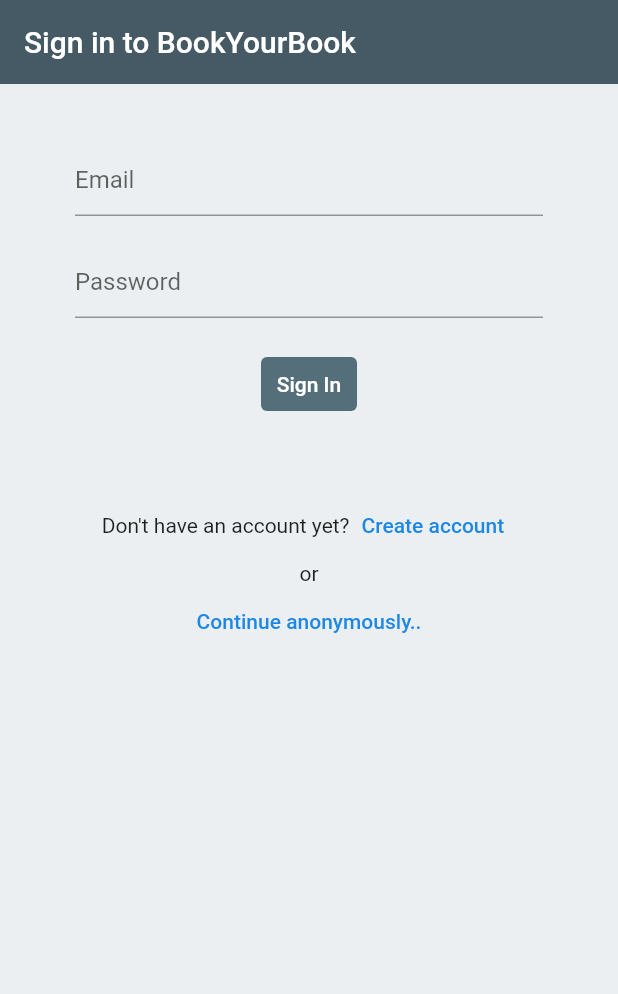
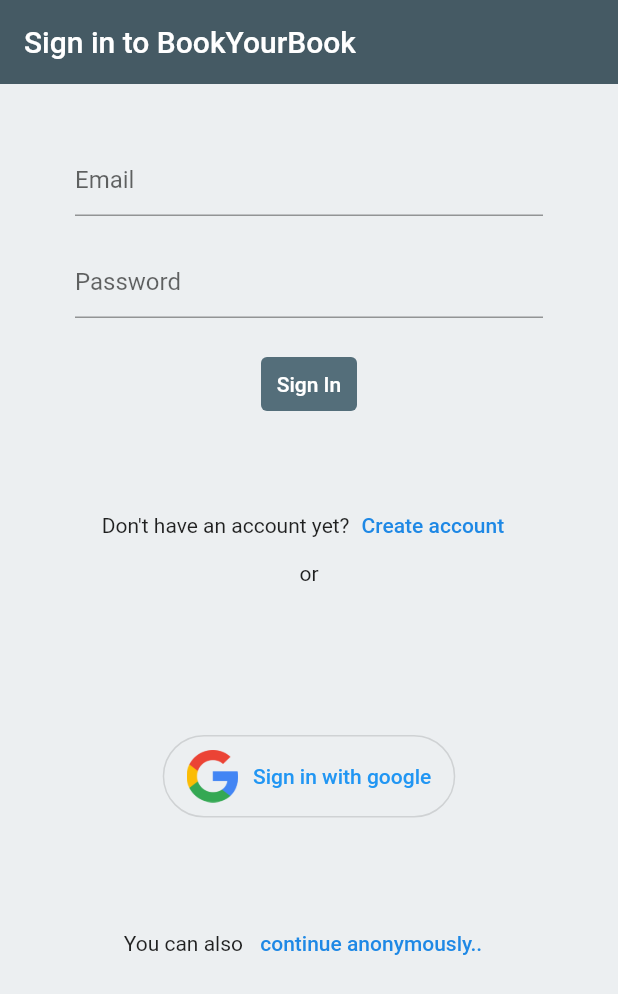
Before and after one commit to cvalore/DIMA-app, a Flutter app: the screen it shows after launch, on a phone screen of 412 x 824 dp. Shown: the top 994 px of the screen. Run offline on Flutter 3.47's test engine with Material 2 defaults, Android fonts, the phone set to English and light mode, and no system bars; our stand-ins replace firebase_auth, flutter_spinkit, google_sign_in; accounts and stored records are empty; statements that could not run were skipped.

Commit message:
add google sign in

```diff
--- a/Sources/flutter_firebase_auth/lib/screens/authenticate/register.dart
+++ b/Sources/flutter_firebase_auth/lib/screens/authenticate/register.dart
@@ -1,4 +1,3 @@
-import 'package:flutter/cupertino.dart';
 import 'package:flutter/material.dart';
 import 'package:flutter_firebase_auth/services/auth.dart';
 import 'package:flutter_firebase_auth/shared/constants.dart';
--- a/Sources/flutter_firebase_auth/lib/screens/authenticate/sign_in.dart
+++ b/Sources/flutter_firebase_auth/lib/screens/authenticate/sign_in.dart
@@ -1,8 +1,9 @@
 import 'package:flutter/material.dart';
-import 'package:flutter_firebase_auth/screens/authenticate/register.dart';
 import 'package:flutter_firebase_auth/services/auth.dart';
 import 'package:flutter_firebase_auth/shared/constants.dart';
 import 'package:flutter_firebase_auth/shared/loading.dart';
+import 'package:google_sign_in/google_sign_in.dart';
+
 
 class SignIn extends StatefulWidget {
 
@@ -119,15 +120,61 @@ class _SignInState extends State<SignIn> {
                     ],
                   ),
                   Text('or'),
-                  TextButton(
+                  SizedBox(height: 100.0),
+                  OutlinedButton(
                     style: ButtonStyle(
-                      overlayColor: MaterialStateProperty.all<Color>(Colors.transparent),
+                      shape: MaterialStateProperty.all<OutlinedBorder>(
+                        RoundedRectangleBorder(borderRadius: BorderRadius.circular(40.0))
+                      ),
                     ),
-                    child: Text('Continue anonymously..',
-                        style: TextStyle(color: Colors.blue[600])),
+                    child: Padding(
+                      padding: const EdgeInsets.fromLTRB(0, 10, 0, 10),
+                      child: Row(
+                        mainAxisSize: MainAxisSize.min,
+                        mainAxisAlignment: MainAxisAlignment.center,
+                        children: <Widget>[
+                          Image(image: AssetImage("assets/images/google_logo.png"), height: 35.0,),
+                          Padding(
+                            padding: const EdgeInsets.only(left: 10),
+                            child: Text('Sign in with google'),
+                          ),
+                        ],
+                      ),
+                    ),
                     onPressed: () async {
-                      await _auth.signInAnonymously();
+                      dynamic result = await _auth.signInGoogle();
+                      if(result == null) {
+                        print('Google sign in failed');
+                      }
                     },
+                  ),
+                  SizedBox(height: 60.0),
+                  Row(
+                    mainAxisSize: MainAxisSize.min,
+                    mainAxisAlignment: MainAxisAlignment.center,
+                    children: <Widget>[
+                      Text('You can also '),
+                      TextButton(
+                        style: ButtonStyle(
+                          overlayColor: MaterialStateProperty.all<Color>(Colors.transparent),
+                        ),
+                        child: Text('continue anonymously..',
+                            style: TextStyle(color: Colors.blue[600])),
+                        onPressed: () async {
+                          setState(() {
+                            _loading = true;
+                          });
+
+                          await _auth.signInAnonymously().then((result) {
+                            if(result == null) {
+                              setState(() {
+                                _loading = false;
+                              });
+                            }
+                          });
+                        },
+                      ),
+                    ],
                   ),
                 ],
               ),
--- a/Sources/flutter_firebase_auth/pubspec.yaml
+++ b/Sources/flutter_firebase_auth/pubspec.yaml
@@ -32,6 +32,8 @@ dependencies:
   cloud_firestore: ^0.12.9+4
   provider: ^3.1.0
   flutter_spinkit: "^4.0.0"
+  google_sign_in: ^4.5.9
+  firebase_core: ^0.4.0
 
 dev_dependencies:
   flutter_test:
@@ -47,6 +49,9 @@ flutter:
   # included with your application, so that you can use the icons in
   # the material Icons class.
   uses-material-design: true
+
+  assets:
+    - assets/images/
 
   # To add assets to your application, add an assets section, like this:
   # assets:
```
Also changed, not shown: Sources/flutter_firebase_auth/lib/services/auth.dart (+44 -1 lines), Sources/flutter_firebase_auth/assets/images/google_logo.png (added), Sources/flutter_firebase_auth/pubspec.lock.
